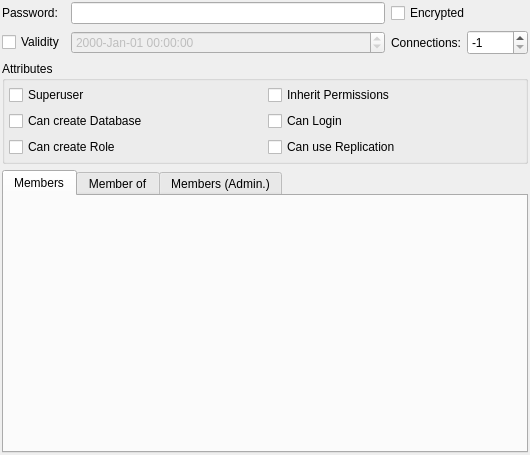
Above: libpgmodeler_ui/ui/rolewidget.ui from pgmodeler/pgmodeler before the change. Below: the same form after it.
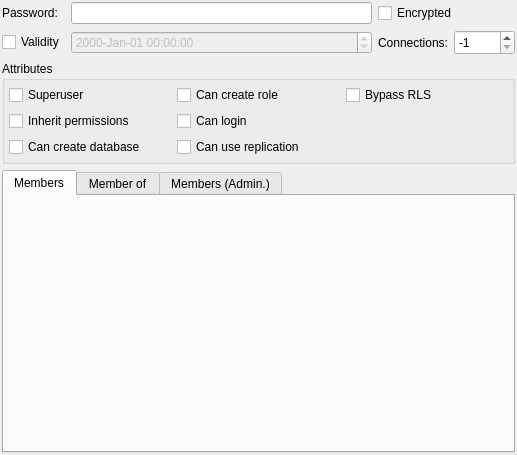
That is the form after the change.

Commit message:
Added the support to BYPASSRLS on roles
Fixed an issue in diff process that was generating a malformed DROP
command for extensions

Patch:
```diff
--- a/libpgmodeler_ui/ui/rolewidget.ui
+++ b/libpgmodeler_ui/ui/rolewidget.ui
@@ -6,7 +6,7 @@
    <rect>
     <x>0</x>
     <y>0</y>
-    <width>530</width>
+    <width>517</width>
     <height>455</height>
    </rect>
   </property>
@@ -131,38 +131,45 @@
         </property>
        </widget>
       </item>
-      <item row="0" column="1">
-       <widget class="QCheckBox" name="inh_perm_chk">
-        <property name="text">
-         <string>Inherit Permissions</string>
-        </property>
-       </widget>
-      </item>
       <item row="1" column="0">
+       <widget class="QCheckBox" name="inh_perm_chk">
+        <property name="text">
+         <string>Inherit permissions</string>
+        </property>
+       </widget>
+      </item>
+      <item row="2" column="0">
        <widget class="QCheckBox" name="create_db_chk">
         <property name="text">
-         <string>Can create Database</string>
+         <string>Can create database</string>
+        </property>
+       </widget>
+      </item>
+      <item row="0" column="2">
+       <widget class="QCheckBox" name="bypass_rls_chk">
+        <property name="text">
+         <string>Bypass RLS</string>
+        </property>
+       </widget>
+      </item>
+      <item row="2" column="1">
+       <widget class="QCheckBox" name="can_replicate_chk">
+        <property name="text">
+         <string>Can use replication</string>
         </property>
        </widget>
       </item>
       <item row="1" column="1">
        <widget class="QCheckBox" name="can_login_chk">
         <property name="text">
-         <string>Can Login</string>
+         <string>Can login</string>
         </property>
        </widget>
       </item>
-      <item row="2" column="0">
+      <item row="0" column="1">
        <widget class="QCheckBox" name="create_role_chk">
         <property name="text">
-         <string>Can create Role</string>
-        </property>
-       </widget>
-      </item>
-      <item row="2" column="1">
-       <widget class="QCheckBox" name="can_replicate_chk">
-        <property name="text">
-         <string>Can use Replication</string>
+         <string>Can create role</string>
         </property>
        </widget>
       </item>
```
Left out of the diff: 4 changed lines with no effect on the pictures. The commit also changes 14 other files.
